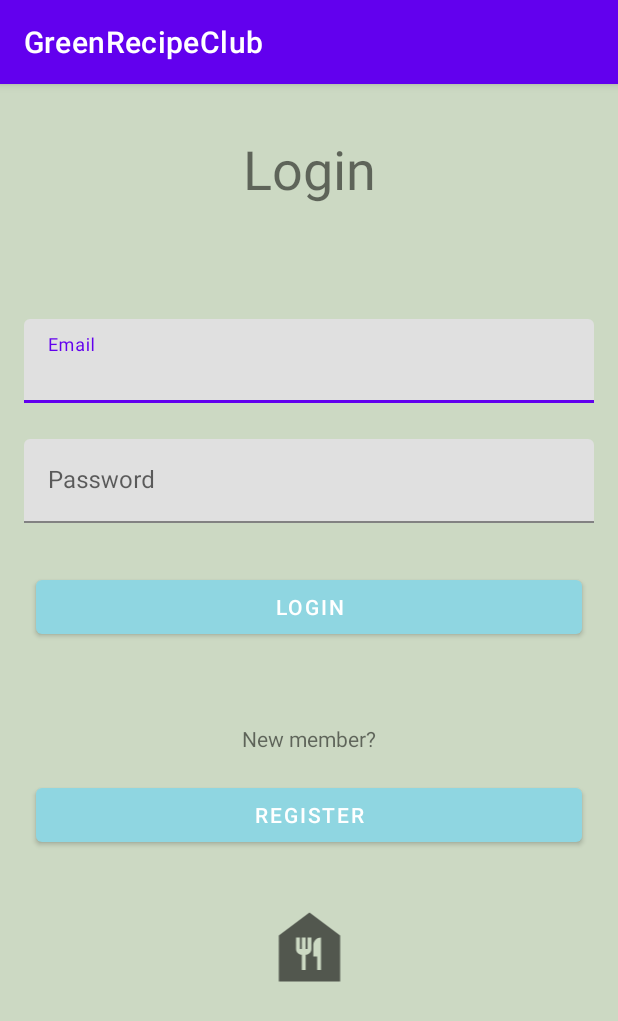
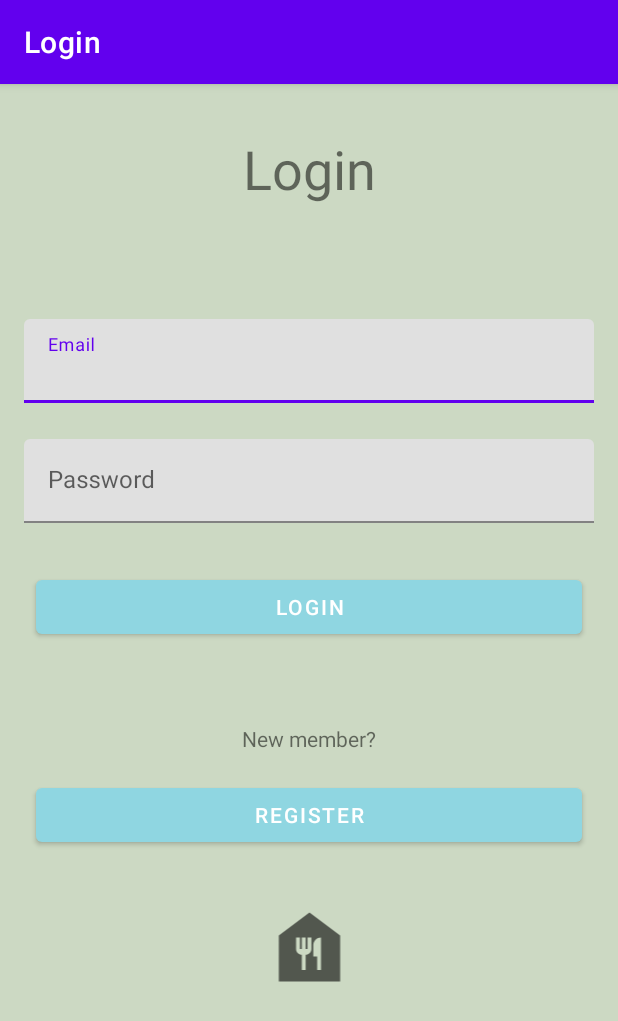
Before and after one commit to DianaLanciano/GreenRecipeClub, an Android app: the screen it shows after launch (activity_login), on a phone screen of 412 x 824 dp. Shown: the top 1021 px of the screen. Run offline under Robolectric (Android 15) with nearby library versions, the phone set to English and light mode, and no system bars; our stand-ins replace Firebase (no records; nobody signed in at launch, a user with empty details on screens opened directly); Roboto replaces fonts that are not available here.

```diff
--- a/app/build.gradle
+++ b/app/build.gradle
@@ -44,7 +44,6 @@ dependencies {
     implementation 'com.google.firebase:firebase-firestore:22.1.2'
     implementation 'com.google.firebase:firebase-auth:19.3.1'
     implementation 'com.google.firebase:firebase-storage:19.1.1'
-
     implementation 'androidx.annotation:annotation:1.2.0'
     implementation 'androidx.lifecycle:lifecycle-livedata-ktx:2.3.1'
     implementation 'androidx.lifecycle:lifecycle-viewmodel-ktx:2.3.1'
--- a/app/src/main/java/com/example/greenrecipeclub/activities/activity_login.java
+++ b/app/src/main/java/com/example/greenrecipeclub/activities/activity_login.java
@@ -9,6 +9,8 @@ import android.widget.Button;
 import android.widget.EditText;
 
 import com.example.greenrecipeclub.R;
+import com.example.greenrecipeclub.model.ModelFirebase;
+import com.google.firebase.auth.FirebaseAuth;
 
 public class activity_login extends AppCompatActivity {
 
@@ -17,12 +19,14 @@ public class activity_login extends AppCompatActivity {
     EditText passwordInput;
     Button loginBtn;
     Button registerBtn;
+    FirebaseAuth firebaseAuth;
 
     @Override
     protected void onCreate(Bundle savedInstanceState) {
         super.onCreate(savedInstanceState);
         setContentView(R.layout.activity_login);
 
+        firebaseAuth = firebaseAuth.getInstance();
         registerBtn = findViewById(R.id.registerB_loginScreen);
         registerBtn.setOnClickListener(new View.OnClickListener() {
             @Override
@@ -32,7 +36,45 @@ public class activity_login extends AppCompatActivity {
             }
         });
 
+
+        /////////////////////////////////////////
+
+        emailInput = findViewById(R.id.screen_login_input_email);
+        passwordInput = findViewById(R.id.screen_login_input_password);
+
+        if(firebaseAuth.getCurrentUser()!=null)
+        {
+            ModelFirebase.setUserAppData(firebaseAuth.getCurrentUser().getEmail());
+            startActivity(new Intent(activity_login.this,MainActivity.class));
+            finish();
+        }
+        this.setTitle("Login");
+
+        loginBtn = findViewById(R.id.screen_login_btn_login);
+        loginBtn.setOnClickListener(new View.OnClickListener() {
+            @Override
+            public void onClick(View view)
+            {
+                ModelFirebase.setUserLogin(emailInput.getText().toString(), passwordInput.getText().toString(), new ModelFirebase.Listener<Boolean>() {
+                    @Override
+                    public void onComplete()
+                    {
+                        startActivity(new Intent(activity_login.this, MainActivity.class));
+                        activity_login.this.finish();
+                    }
+
+                    @Override
+                    public void onFail()
+                    {
+
+                    }
+                });
+            }
+        });
+
+
     }
+
 
     private void toRegisterPage() {
         Intent intent = new Intent(this, activity_register.class);
--- a/app/src/main/java/com/example/greenrecipeclub/activities/activity_register.java
+++ b/app/src/main/java/com/example/greenrecipeclub/activities/activity_register.java
@@ -53,7 +53,7 @@ public class activity_register extends AppCompatActivity {
         registerBtn.setOnClickListener(new View.OnClickListener() {
             @Override
             public void onClick(View view) {
-                ModelFirebase.registerUserAccount(username.getText().toString(), password.getText().toString(), email.getText().toString(), profileImageUri, new ModelFirebase.Listener<Boolean>() {
+                ModelFirebase.registerUser(username.getText().toString(), password.getText().toString(), email.getText().toString(), profileImageUri, new ModelFirebase.Listener<Boolean>() {
                     @Override
                     public void onComplete() {
                         activity_register.this.finish();
--- a/app/src/main/res/layout/activity_login.xml
+++ b/app/src/main/res/layout/activity_login.xml
@@ -20,7 +20,7 @@
         app:layout_constraintTop_toTopOf="parent" />
 
     <Button
-        android:id="@+id/button"
+        android:id="@+id/screen_login_btn_login"
         android:layout_width="0dp"
         android:layout_height="wrap_content"
         android:layout_marginStart="24dp"
@@ -44,6 +44,7 @@
         app:layout_constraintTop_toBottomOf="@+id/textView4">
 
         <com.google.android.material.textfield.TextInputEditText
+            android:id="@+id/screen_login_input_email"
             android:layout_width="match_parent"
             android:layout_height="wrap_content"
             android:hint="Email" />
@@ -61,6 +62,7 @@
         app:layout_constraintTop_toBottomOf="@+id/textInputLayout">
 
         <com.google.android.material.textfield.TextInputEditText
+            android:id="@+id/screen_login_input_password"
             android:layout_width="match_parent"
             android:layout_height="wrap_content"
             android:hint="Password" />
@@ -75,7 +77,7 @@
         android:textAlignment="center"
         app:layout_constraintEnd_toEndOf="parent"
         app:layout_constraintStart_toStartOf="parent"
-        app:layout_constraintTop_toBottomOf="@+id/button" />
+        app:layout_constraintTop_toBottomOf="@+id/screen_login_btn_login" />
 
     <ImageView
         android:id="@+id/imageView4"
--- a/app/src/main/res/layout/fragment_home.xml
+++ b/app/src/main/res/layout/fragment_home.xml
@@ -97,7 +97,7 @@
                 android:tag="spaguetti" />
 
             <ImageButton
-                android:id="@+id/meet"
+                android:id="@+id/meat"
                 android:layout_width="match_parent"
                 android:layout_height="match_parent"
                 android:layout_weight="1"
@@ -113,7 +113,7 @@
             android:orientation="horizontal">
 
             <ImageButton
-                android:id="@+id/cheese"
+                android:id="@+id/soup"
                 android:layout_width="match_parent"
                 android:layout_height="match_parent"
                 android:layout_weight="1"
```
Also changed, not shown: app/src/main/java/com/example/greenrecipeclub/fragments/HomeFragment.java (+90 -11 lines), app/src/main/java/com/example/greenrecipeclub/model/ModelFirebase.java (+8 -7 lines).
